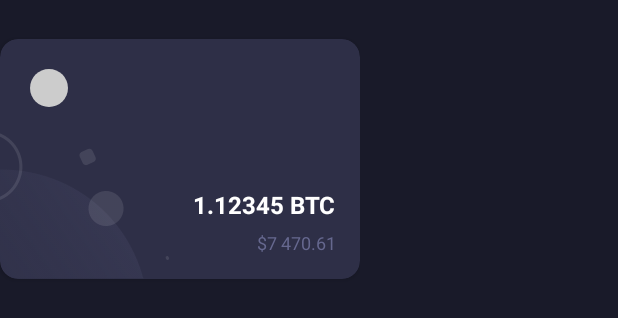
After one commit to AnnaSedykh/LoftCoin, an Android app: the layout item_wallet.xml on its own in the app's theme, with its tools: preview values and no code run, on a phone screen of 412 x 824 dp. The commit adds this screen. Shown: the top 318 px of the screen. Run offline under Robolectric (Android 15) with nearby library versions, the phone set to English and light mode, and no system bars; network calls fail.

Commit message:
homework_8

```diff
--- a/app/src/main/java/com/annasedykh/loftcoin/data/db/Database.java
+++ b/app/src/main/java/com/annasedykh/loftcoin/data/db/Database.java
@@ -2,6 +2,7 @@ package com.annasedykh.loftcoin.data.db;
 
 import com.annasedykh.loftcoin.data.db.model.CoinEntity;
 import com.annasedykh.loftcoin.data.db.model.WalletEntity;
+import com.annasedykh.loftcoin.data.db.model.WalletModel;
 
 import java.util.List;
 
@@ -15,5 +16,7 @@ public interface Database {
 
     Flowable<List<CoinEntity>> getCoins();
 
+    Flowable<List<WalletModel>> getWallets();
+
     CoinEntity getCoin(String symbol);
 }
--- a/app/src/main/java/com/annasedykh/loftcoin/data/db/room/DatabaseRoomImpl.java
+++ b/app/src/main/java/com/annasedykh/loftcoin/data/db/room/DatabaseRoomImpl.java
@@ -3,6 +3,7 @@ package com.annasedykh.loftcoin.data.db.room;
 import com.annasedykh.loftcoin.data.db.Database;
 import com.annasedykh.loftcoin.data.db.model.CoinEntity;
 import com.annasedykh.loftcoin.data.db.model.WalletEntity;
+import com.annasedykh.loftcoin.data.db.model.WalletModel;
 
 import java.util.List;
 
@@ -32,6 +33,11 @@ public class DatabaseRoomImpl implements Database {
     }
 
     @Override
+    public Flowable<List<WalletModel>> getWallets() {
+        return database.walletDao().getWallets();
+    }
+
+    @Override
     public CoinEntity getCoin(String symbol) {
         return database.coinDao().getCoin(symbol);
     }
--- /dev/null
+++ b/app/src/main/res/drawable/bg_wallet.xml
@@ -0,0 +1,5 @@
+<?xml version="1.0" encoding="utf-8"?>
+<bitmap xmlns:android="http://schemas.android.com/apk/res/android"
+    android:gravity="left|bottom"
+    android:src="@drawable/bg_wallet_circle">
+</bitmap>
--- /dev/null
+++ b/app/src/main/res/layout/item_wallet.xml
@@ -0,0 +1,60 @@
+<?xml version="1.0" encoding="utf-8"?>
+<RelativeLayout xmlns:android="http://schemas.android.com/apk/res/android"
+    xmlns:app="http://schemas.android.com/apk/res-auto"
+    xmlns:tools="http://schemas.android.com/tools"
+    android:layout_width="wrap_content"
+    android:layout_height="wrap_content">
+
+    <android.support.v7.widget.CardView
+        android:layout_width="240dp"
+        android:layout_height="160dp"
+        android:layout_centerInParent="true"
+        android:layout_marginTop="26dp"
+        android:layout_marginBottom="26dp"
+        app:cardBackgroundColor="@color/wallet_card_background"
+        app:cardCornerRadius="12dp">
+
+        <RelativeLayout
+            android:layout_width="match_parent"
+            android:layout_height="match_parent"
+            android:background="@drawable/bg_wallet">
+
+            <include
+                android:id="@+id/currency"
+                layout="@layout/layout_currency"
+                android:layout_width="wrap_content"
+                android:layout_height="wrap_content"
+                android:layout_marginStart="20dp"
+                android:layout_marginTop="20dp" />
+
+            <TextView
+                android:id="@+id/crypto_amount"
+                android:layout_width="wrap_content"
+                android:layout_height="wrap_content"
+                android:layout_above="@id/fiat_amount"
+                android:layout_alignParentEnd="true"
+                android:layout_marginEnd="16dp"
+                android:layout_marginBottom="6dp"
+                android:textColor="@color/white"
+                android:textSize="16sp"
+                android:textStyle="bold"
+                tools:text="1.12345 BTC" />
+
+
+            <TextView
+                android:id="@+id/fiat_amount"
+                android:layout_width="wrap_content"
+                android:layout_height="wrap_content"
+                android:layout_alignParentEnd="true"
+                android:layout_alignParentBottom="true"
+                android:layout_marginEnd="16dp"
+                android:layout_marginBottom="16dp"
+                android:textColor="@color/secondary_text_color_dark"
+                android:textSize="12sp"
+                tools:text="$7 470.61" />
+
+        </RelativeLayout>
+
+    </android.support.v7.widget.CardView>
+
+</RelativeLayout>
```
Also changed, not shown: app/src/main/java/com/annasedykh/loftcoin/data/db/model/WalletModel.java (added, +12 -0 lines), app/src/main/java/com/annasedykh/loftcoin/data/db/room/WalletDao.java (+9 -0 lines), app/src/main/java/com/annasedykh/loftcoin/screens/main/wallets/WalletsFragment.java (+47 -5 lines), app/src/main/java/com/annasedykh/loftcoin/screens/main/wallets/WalletsViewModel.java (+10 -1 lines), app/src/main/java/com/annasedykh/loftcoin/screens/main/wallets/WalletsViewModelImpl.java (+43 -5 lines), app/src/main/java/com/annasedykh/loftcoin/screens/main/wallets/adapters/WalletsPagerAdapter.java (added, +158 -0 lines), app/src/main/res/values/dimens.xml (added, +7 -0 lines), app/src/main/res/drawable-hdpi/bg_wallet_circle.png (added), app/src/main/res/drawable-mdpi/bg_wallet_circle.png (added), app/src/main/res/drawable-xhdpi/bg_wallet_circle.png (added), app/src/main/res/drawable-xxhdpi/bg_wallet_circle.png (added), app/src/main/res/drawable-xxxhdpi/bg_wallet_circle.png (added).
